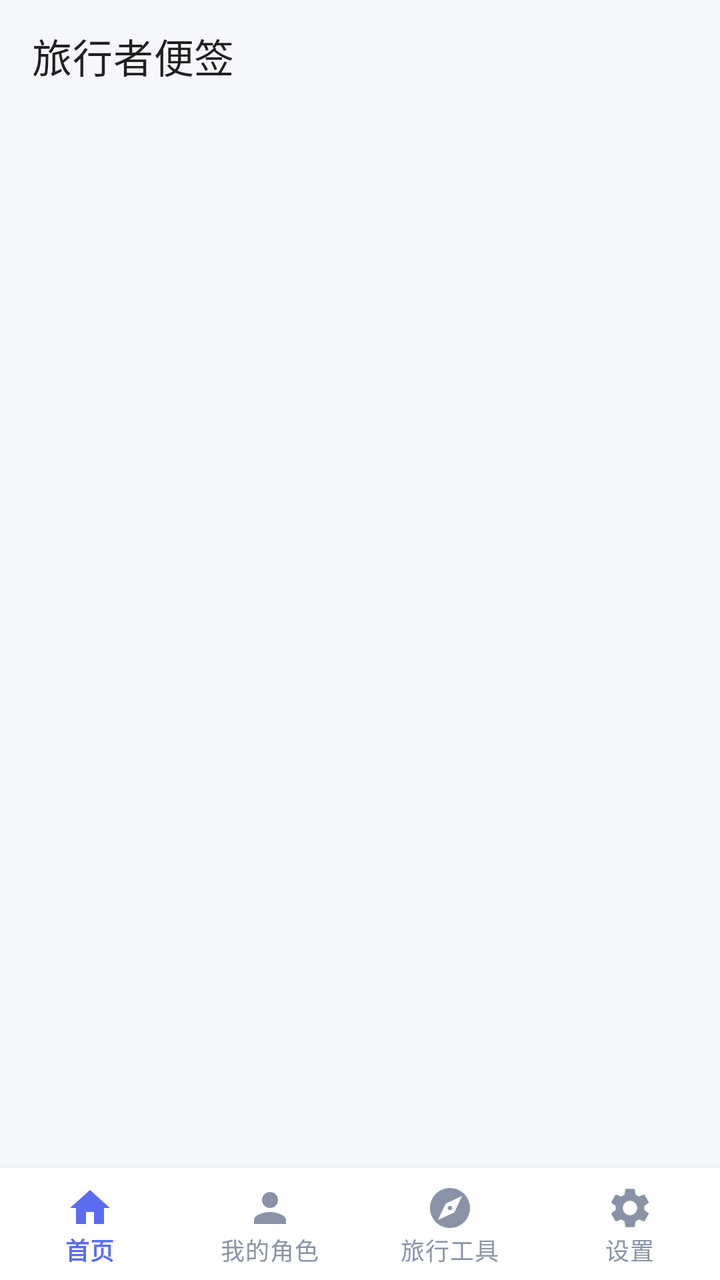
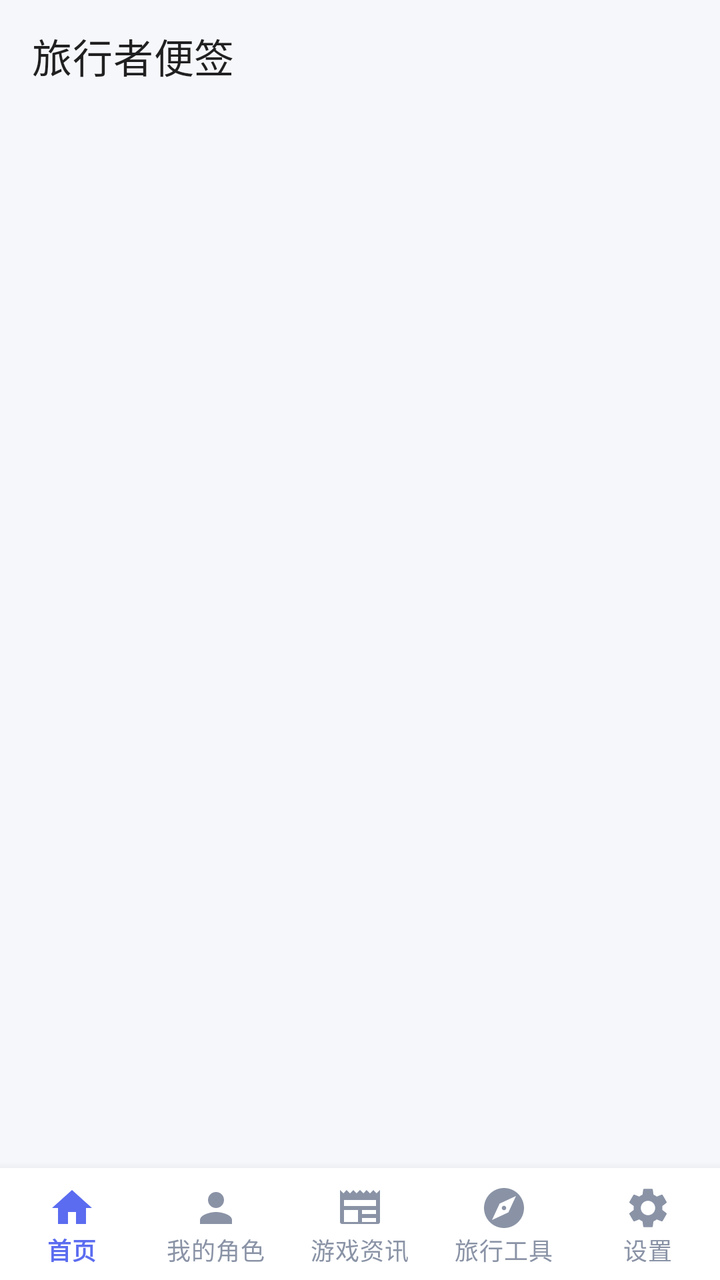

Screens rendered from an Android XML layout before and after an edit, with the pre-edit source and the edit as a unified diff.
<!-- AndroidManifest.xml: application theme Theme.TravelerNote -->
<!-- res/layout/activity_main.xml -->
<?xml version="1.0" encoding="utf-8"?>
<LinearLayout xmlns:android="http://schemas.android.com/apk/res/android"
    xmlns:app="http://schemas.android.com/apk/res-auto"
    android:id="@+id/root"
    android:layout_width="match_parent"
    android:layout_height="match_parent"
    android:background="@android:color/transparent"
    android:orientation="vertical">

    <com.google.android.material.appbar.MaterialToolbar
        android:id="@+id/toolbar"
        android:layout_width="match_parent"
        android:layout_height="?attr/actionBarSize"
        android:background="@android:color/transparent"
        app:title="@string/app_name"
        app:titleTextColor="?android:attr/textColorPrimary" />

    <FrameLayout
        android:layout_width="match_parent"
        android:layout_height="0dp"
        android:layout_weight="1">

        <androidx.recyclerview.widget.RecyclerView
            android:id="@+id/recycler"
            android:layout_width="match_parent"
            android:layout_height="match_parent"
            android:clipToPadding="false"
            android:overScrollMode="never"
            android:paddingStart="20dp"
            android:paddingEnd="20dp"
            android:paddingTop="12dp"
            android:paddingBottom="20dp"
            android:scrollbars="none" />

        <androidx.core.widget.NestedScrollView
            android:id="@+id/charactersScroll"
            android:layout_width="match_parent"
            android:layout_height="match_parent"
            android:fillViewport="true"
            android:overScrollMode="never"
            android:visibility="gone">

            <LinearLayout
                android:layout_width="match_parent"
                android:layout_height="wrap_content"
                android:orientation="vertical"
                android:paddingStart="20dp"
                android:paddingEnd="20dp"
                android:paddingTop="12dp"
                android:paddingBottom="24dp">

                <com.google.android.material.card.MaterialCardView
                    android:layout_width="match_parent"
                    android:layout_height="wrap_content"
                    app:cardBackgroundColor="?attr/colorSurface"
                    app:cardCornerRadius="16dp"
                    app:cardElevation="0dp"
                    app:strokeColor="@color/divider"
                    app:strokeWidth="1dp">

                    <LinearLayout
                        android:layout_width="match_parent"
                        android:layout_height="wrap_content"
                        android:orientation="vertical"
                        android:padding="18dp">

                        <TextView
                            android:id="@+id/charRoleName"
                            android:layout_width="wrap_content"
                            android:layout_height="wrap_content"
                            android:textColor="?android:attr/textColorPrimary"
                            android:textSize="18sp"
                            android:textStyle="bold" />

                        <TextView
                            android:id="@+id/charRoleUid"
                            android:layout_width="wrap_content"
                            android:layout_height="wrap_content"
                            android:layout_marginTop="4dp"
                            android:textColor="?android:attr/textColorSecondary"
                            android:textSize="13sp" />

                        <com.google.android.material.button.MaterialButton
                            android:id="@+id/charRefresh"
                            style="@style/Widget.MaterialComponents.Button.TextButton"
                            android:layout_width="wrap_content"
                            android:layout_height="wrap_content"
                            android:layout_marginTop="2dp"
                            android:minWidth="0dp"
                            android:minHeight="0dp"
                            android:paddingStart="0dp"
                            android:paddingEnd="12dp"
                            android:text="@string/characters_refresh"
                            android:textSize="13sp" />
                    </LinearLayout>
                </com.google.android.material.card.MaterialCardView>

                <TextView
                    android:layout_width="wrap_content"
                    android:layout_height="wrap_content"
                    android:layout_marginTop="18dp"
                    android:text="@string/characters_title"
                    android:textColor="?android:attr/textColorPrimary"
                    android:textSize="17sp"
                    android:textStyle="bold" />

                <LinearLayout
                    android:id="@+id/charList"
                    android:layout_width="match_parent"
                    android:layout_height="wrap_content"
                    android:layout_marginTop="12dp"
                    android:orientation="vertical" />
            </LinearLayout>
        </androidx.core.widget.NestedScrollView>

        
        <FrameLayout
            android:id="@+id/toolsWebContainer"
            android:layout_width="match_parent"
            android:layout_height="match_parent"
            android:visibility="gone">

            <WebView
                android:id="@+id/toolsWeb"
                android:layout_width="match_parent"
                android:layout_height="match_parent" />

            <ProgressBar
                android:id="@+id/toolsProgress"
                style="?android:attr/progressBarStyleHorizontal"
                android:layout_width="match_parent"
                android:layout_height="3dp"
                android:layout_gravity="top"
                android:max="100"
                android:progress="0" />
        </FrameLayout>
    </FrameLayout>

    <com.google.android.material.bottomnavigation.BottomNavigationView
        android:id="@+id/bottomNav"
        android:layout_width="match_parent"
        android:layout_height="wrap_content"
        android:background="?attr/colorSurface"
        app:itemIconTint="@color/bottom_nav_color"
        app:itemTextColor="@color/bottom_nav_color"
        app:labelVisibilityMode="labeled"
        app:menu="@menu/bottom_nav" />
</LinearLayout>
<!-- resources referenced by this layout -->
<resources>
  <color name="divider">#ECEFF5</color>
  <string name="app_name">旅行者便签</string>
  <string name="characters_refresh">刷新角色数据</string>
  <string name="characters_title">展示角色</string>
  <style name="Theme.TravelerNote" parent="Theme.MaterialComponents.DayNight.NoActionBar">
          <item name="colorPrimary">@color/accent_blue</item>
          <item name="colorPrimaryVariant">@color/primary_dark</item>
          <item name="colorOnPrimary">@color/on_primary</item>
          <item name="colorSecondary">@color/accent_blue</item>
          <item name="colorSecondaryVariant">@color/primary_dark</item>
          <item name="colorOnSecondary">@color/on_primary</item>
          <item name="android:windowBackground">@color/background</item>
          <item name="android:statusBarColor">@android:color/transparent</item>
          <item name="android:navigationBarColor">@android:color/transparent</item>
          <item name="android:windowLightStatusBar">true</item>
          <item name="android:windowLightNavigationBar">true</item>
          <item name="android:windowLayoutInDisplayCutoutMode">shortEdges</item>
      </style>
  <color name="accent_blue">#5B6CF0</color>
  <color name="primary_dark">#4456C8</color>
  <color name="on_primary">#FFFFFF</color>
  <color name="background">#F6F7FB</color>
</resources>

<!-- the commit's change to res/layout/activity_main.xml (unified diff, before → after) -->
@@ -110,6 +110,154 @@
                     android:layout_height="wrap_content"
                     android:layout_marginTop="12dp"
                     android:orientation="vertical" />
+            </LinearLayout>
+        </androidx.core.widget.NestedScrollView>
+
+        
+        <androidx.core.widget.NestedScrollView
+            android:id="@+id/newsScroll"
+            android:layout_width="match_parent"
+            android:layout_height="match_parent"
+            android:fillViewport="true"
+            android:overScrollMode="never"
+            android:visibility="gone">
+
+            <LinearLayout
+                android:layout_width="match_parent"
+                android:layout_height="wrap_content"
+                android:orientation="vertical"
+                android:paddingStart="20dp"
+                android:paddingEnd="20dp"
+                android:paddingTop="12dp"
+                android:paddingBottom="24dp">
+
+                <com.google.android.material.card.MaterialCardView
+                    android:layout_width="match_parent"
+                    android:layout_height="wrap_content"
+                    app:cardBackgroundColor="?attr/colorSurface"
+                    app:cardCornerRadius="16dp"
+                    app:cardElevation="0dp"
+                    app:strokeColor="@color/divider"
+                    app:strokeWidth="1dp">
+
+                    <LinearLayout
+                        android:layout_width="match_parent"
+                        android:layout_height="wrap_content"
+                        android:gravity="center_vertical"
+                        android:orientation="horizontal"
+                        android:padding="18dp">
+
+                        <LinearLayout
+                            android:layout_width="0dp"
+                            android:layout_height="wrap_content"
+                            android:layout_weight="1"
+                            android:orientation="vertical">
+
+                            <TextView
+                                android:layout_width="wrap_content"
+                                android:layout_height="wrap_content"
+                                android:text="@string/news_title"
+                                android:textColor="?android:attr/textColorPrimary"
+                                android:textSize="18sp"
+                                android:textStyle="bold" />
+
+                            <TextView
+                                android:id="@+id/newsUpdated"
+                                android:layout_width="wrap_content"
+                                android:layout_height="wrap_content"
+                                android:layout_marginTop="4dp"
+                                android:textColor="?android:attr/textColorSecondary"
+                                android:textSize="13sp" />
+                        </LinearLayout>
+
+                        <com.google.android.material.button.MaterialButton
+                            android:id="@+id/newsRefresh"
+                            style="@style/Widget.MaterialComponents.Button.TextButton"
+                            android:layout_width="wrap_content"
+                            android:layout_height="wrap_content"
+                            android:minWidth="0dp"
+                            android:text="@string/news_refresh"
+                            android:textSize="13sp" />
+                    </LinearLayout>
+                </com.google.android.material.card.MaterialCardView>
+
+                <TextView
+                    android:layout_width="wrap_content"
+                    android:layout_height="wrap_content"
+                    android:layout_marginTop="18dp"
+                    android:text="@string/news_acts"
+                    android:textColor="?android:attr/textColorPrimary"
+                    android:textSize="17sp"
+                    android:textStyle="bold" />
+
+                <LinearLayout
+                    android:id="@+id/newsActs"
+                    android:layout_width="match_parent"
+                    android:layout_height="wrap_content"
+                    android:layout_marginTop="10dp"
+                    android:orientation="vertical" />
+
+                <TextView
+                    android:layout_width="wrap_content"
+                    android:layout_height="wrap_content"
+                    android:layout_marginTop="14dp"
+                    android:text="@string/news_pools"
+                    android:textColor="?android:attr/textColorPrimary"
+                    android:textSize="17sp"
+                    android:textStyle="bold" />
+
+                <LinearLayout
+                    android:id="@+id/newsPools"
+                    android:layout_width="match_parent"
+                    android:layout_height="wrap_content"
+                    android:layout_marginTop="10dp"
+                    android:orientation="vertical" />
+
+                <TextView
+                    android:layout_width="wrap_content"
+                    android:layout_height="wrap_content"
+                    android:layout_marginTop="14dp"
+                    android:text="@string/news_notices"
+                    android:textColor="?android:attr/textColorPrimary"
+                    android:textSize="17sp"
+                    android:textStyle="bold" />
+
+                <LinearLayout
+                    android:id="@+id/newsNotices"
+                    android:layout_width="match_parent"
+                    android:layout_height="wrap_content"
+                    android:layout_marginTop="10dp"
+                    android:orientation="vertical" />
+
+                <TextView
+                    android:layout_width="wrap_content"
+                    android:layout_height="wrap_content"
+                    android:layout_marginTop="14dp"
+                    android:text="@string/news_dynamics"
+                    android:textColor="?android:attr/textColorPrimary"
+                    android:textSize="17sp"
+                    android:textStyle="bold" />
+
+                <TextView
+                    android:layout_width="match_parent"
+                    android:layout_height="wrap_content"
+                    android:layout_marginTop="2dp"
+                    android:text="@string/news_dynamics_hint"
+                    android:textColor="?android:attr/textColorSecondary"
+                    android:textSize="12sp" />
+
+                <LinearLayout
+                    android:id="@+id/newsDynamics"
+                    android:layout_width="match_parent"
+                    android:layout_height="wrap_content"
+                    android:layout_marginTop="10dp"
+                    android:orientation="vertical" />
+
+                
+                <FrameLayout
+                    android:id="@+id/newsBiliContainer"
+                    android:layout_width="1dp"
+                    android:layout_height="1dp" />
             </LinearLayout>
         </androidx.core.widget.NestedScrollView>
 
<!-- resource entries referenced after the edit -->
@@ -4,6 +4,13 @@
   <string name="app_name">旅行者便签</string>
   <string name="characters_refresh">刷新角色数据</string>
   <string name="characters_title">展示角色</string>
+  <string name="news_acts">进行中的活动</string>
+  <string name="news_dynamics">原神官方动态（B站）</string>
+  <string name="news_dynamics_hint">内容抓取自官方 B 站账号；视频用哔哩哔哩客户端打开，未安装时回落到网页</string>
+  <string name="news_notices">游戏公告</string>
+  <string name="news_pools">UP 池</string>
+  <string name="news_refresh">刷新</string>
+  <string name="news_title">游戏资讯</string>
   <style name="Theme.TravelerNote" parent="Theme.MaterialComponents.DayNight.NoActionBar">
           <item name="colorPrimary">@color/accent_blue</item>
           <item name="colorPrimaryVariant">@color/primary_dark</item>
